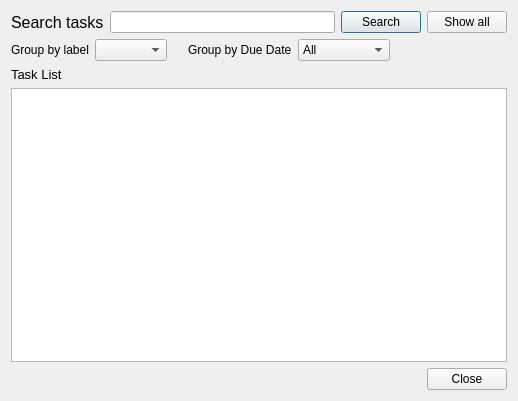
Before: the Qt Designer form ui/search.ui in VicMbugua/TaskManagementSystem, drawn with Qt 5.
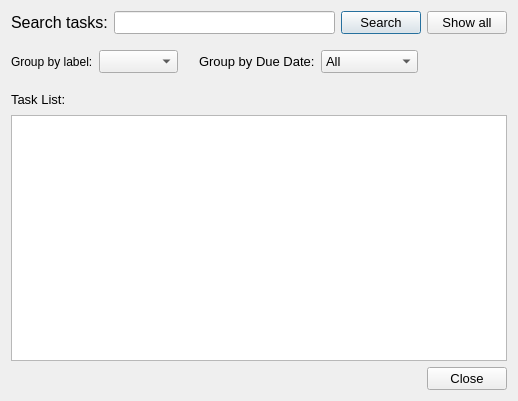
After: the same form once the commit is applied.

What changed in the file:
```diff
--- a/ui/search.ui
+++ b/ui/search.ui
@@ -10,12 +10,20 @@
     <height>401</height>
    </rect>
   </property>
+  <property name="font">
+   <font>
+    <pointsize>10</pointsize>
+   </font>
+  </property>
   <property name="windowTitle">
    <string>Dialog</string>
   </property>
   <layout class="QVBoxLayout" name="verticalLayout">
    <item>
     <layout class="QHBoxLayout" name="horizontalLayout">
+     <property name="bottomMargin">
+      <number>10</number>
+     </property>
      <item>
       <widget class="QLabel" name="label">
        <property name="font">
@@ -24,7 +32,7 @@
         </font>
        </property>
        <property name="text">
-        <string>Search tasks</string>
+        <string>Search tasks:</string>
        </property>
       </widget>
      </item>
@@ -49,6 +57,9 @@
    </item>
    <item>
     <layout class="QHBoxLayout" name="horizontalLayout_2">
+     <property name="bottomMargin">
+      <number>10</number>
+     </property>
      <item>
       <widget class="QLabel" name="label_2">
        <property name="font">
@@ -57,7 +68,7 @@
         </font>
        </property>
        <property name="text">
-        <string>Group by label</string>
+        <string>Group by label:</string>
        </property>
       </widget>
      </item>
@@ -83,7 +94,7 @@
      <item>
       <widget class="QLabel" name="label_3">
        <property name="text">
-        <string>Group by Due Date</string>
+        <string>Group by Due Date:</string>
        </property>
       </widget>
      </item>
@@ -122,6 +133,8 @@
     </layout>
    </item>
    <item>
+    <layout class="QHBoxLayout" name="horizontalLayout_4">
+     <item>
     <widget class="QLabel" name="label_4">
      <property name="font">
       <font>
@@ -129,12 +142,31 @@
       </font>
      </property>
      <property name="text">
-      <string>Task List</string>
+        <string>Task List:</string>
      </property>
     </widget>
    </item>
    <item>
-    <widget class="QTableView" name="tasks_list"/>
+      <spacer name="horizontalSpacer_4">
+       <property name="orientation">
+        <enum>Qt::Horizontal</enum>
+       </property>
+       <property name="sizeHint" stdset="0">
+        <size>
+         <width>40</width>
+         <height>20</height>
+        </size>
+       </property>
+      </spacer>
+     </item>
+    </layout>
+   </item>
+   <item>
+    <widget class="QTableView" name="tasks_list">
+     <property name="tabKeyNavigation">
+      <bool>false</bool>
+     </property>
+    </widget>
    </item>
    <item>
     <layout class="QHBoxLayout" name="horizontalLayout_3">
```
Left out of the diff: 17 changed lines with no effect on the pictures. Lines whose indentation alone changed are shown as unchanged.
